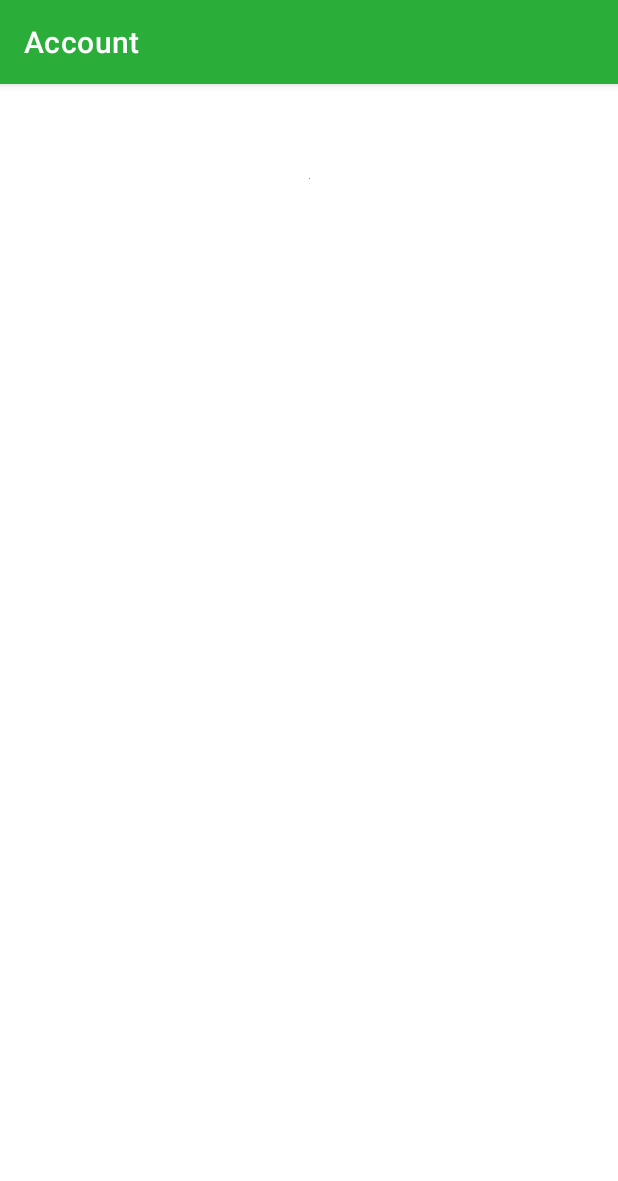
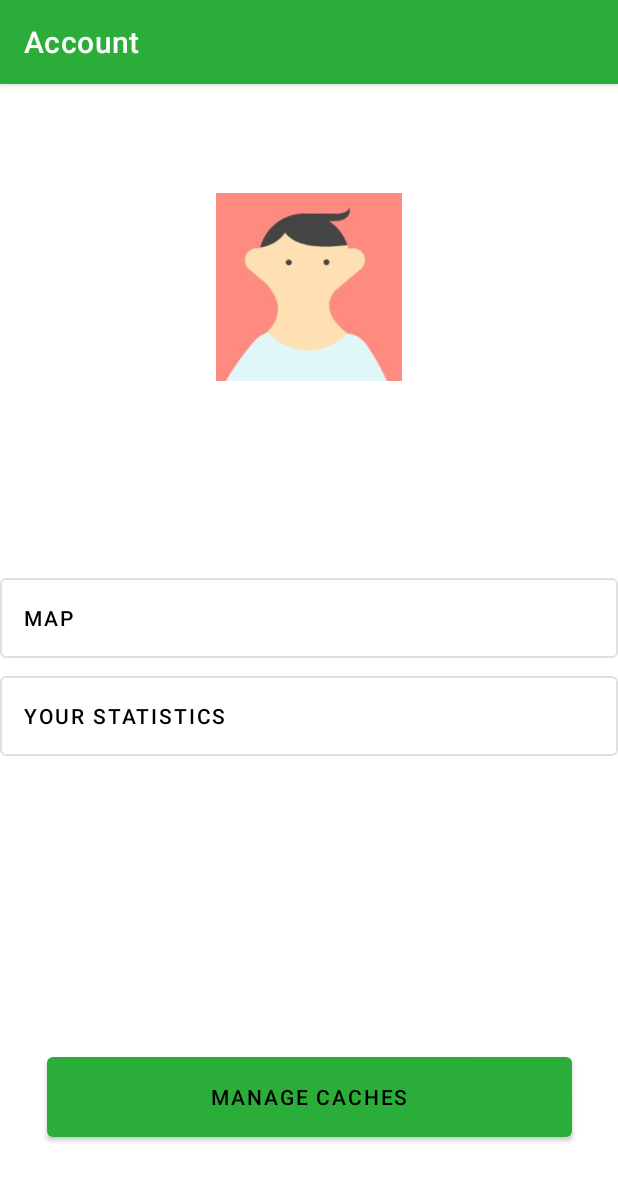
Before and after one commit to jay-whitwell/COMP2000-Set-Exercises, an Android app: the AccountActivity screen opened directly, with no data from a screen before it, on a phone screen of 412 x 824 dp. Shown: the top 1181 px of the screen. Run offline under Robolectric (Android 15) with nearby library versions, the phone set to English and light mode, and no system bars.

Commit message:
Added new pages

```diff
--- a/app/src/main/res/layout/activity_account.xml
+++ b/app/src/main/res/layout/activity_account.xml
@@ -20,13 +20,55 @@
 
     <ImageView
         android:id="@+id/imageView2"
-        android:layout_width="wrap_content"
-        android:layout_height="wrap_content"
-        android:layout_marginTop="10dp"
-        android:contentDescription="TODO"
+        android:layout_width="125dp"
+        android:layout_height="125dp"
+        android:layout_marginTop="20dp"
+        android:contentDescription="@string/profile_picture"
         app:layout_constraintEnd_toEndOf="parent"
         app:layout_constraintStart_toStartOf="parent"
         app:layout_constraintTop_toBottomOf="@+id/usernameDisplay"
-        app:srcCompat="@color/green"
+        app:srcCompat="@drawable/profilepic"
+        tools:ignore="ImageContrastCheck,ImageContrastCheck"
         tools:srcCompat="@tools:sample/avatars" />
+
+    <Button
+        android:id="@+id/mapAccountButton"
+        style="@style/Widget.MaterialComponents.Button.OutlinedButton"
+        android:layout_width="fill_parent"
+        android:layout_height="65dp"
+        android:layout_marginTop="125dp"
+        android:text="@string/map"
+        android:textAlignment="textStart"
+        android:textColor="#000000"
+        app:layout_constraintEnd_toEndOf="parent"
+        app:layout_constraintHorizontal_bias="1.0"
+        app:layout_constraintStart_toStartOf="parent"
+        app:layout_constraintTop_toBottomOf="@+id/imageView2"
+        tools:ignore="TextContrastCheck" />
+
+    <Button
+        android:id="@+id/accountStatisticsButton"
+        style="@style/Widget.MaterialComponents.Button.OutlinedButton"
+        android:layout_width="fill_parent"
+        android:layout_height="65dp"
+        android:text="@string/your_statistics"
+        android:textAlignment="textStart"
+        android:textColor="#000000"
+        app:layout_constraintEnd_toEndOf="parent"
+        app:layout_constraintHorizontal_bias="0.0"
+        app:layout_constraintStart_toStartOf="parent"
+        app:layout_constraintTop_toBottomOf="@+id/mapAccountButton"
+        tools:ignore="TextContrastCheck" />
+
+    <Button
+        android:id="@+id/accountManageCaches"
+        android:layout_width="350dp"
+        android:layout_height="65dp"
+        android:layout_marginBottom="60dp"
+        android:text="@string/manage_cache"
+        android:textColor="#000000"
+        app:layout_constraintBottom_toBottomOf="parent"
+        app:layout_constraintEnd_toEndOf="parent"
+        app:layout_constraintStart_toStartOf="parent"
+        tools:ignore="TextContrastCheck" />
 </androidx.constraintlayout.widget.ConstraintLayout>
--- a/app/src/main/res/layout/activity_login.xml
+++ b/app/src/main/res/layout/activity_login.xml
@@ -12,7 +12,7 @@
         android:layout_width="350dp"
         android:layout_height="65dp"
         android:layout_marginBottom="36dp"
-        android:backgroundTint="@color/green"
+        android:backgroundTint="@color/darkgreen"
         android:text="@string/log_in"
         android:textColor="#000000"
         app:layout_constraintBottom_toBottomOf="parent"
--- a/app/src/main/res/layout/activity_main.xml
+++ b/app/src/main/res/layout/activity_main.xml
@@ -53,7 +53,7 @@
         android:layout_width="350dp"
         android:layout_height="65dp"
         android:layout_marginBottom="8dp"
-        android:backgroundTint="@color/green"
+        android:backgroundTint="@color/darkgreen"
         android:text="@string/log_in"
         android:textColor="#000000"
         app:layout_constraintBottom_toTopOf="@+id/signupButton"
@@ -66,7 +66,7 @@
         android:layout_width="350dp"
         android:layout_height="65dp"
         android:layout_marginBottom="36dp"
-        android:backgroundTint="@color/green"
+        android:backgroundTint="@color/darkgreen"
         android:text="@string/sign_up"
         android:textColor="#000000"
         app:layout_constraintBottom_toBottomOf="parent"
--- a/app/src/main/res/values/strings.xml
+++ b/app/src/main/res/values/strings.xml
@@ -11,4 +11,8 @@
     <string name="username_placeholder">Username</string>
     <string name="password_placeholder">Password</string>
     <string name="log_in_title">Log in with your account</string>
+    <string name="profile_picture">Profile Picture</string>
+    <string name="your_statistics">Your Statistics</string>
+    <string name="map">Map</string>
+    <string name="manage_cache">Manage Caches</string>
 </resources>
```
Also changed, not shown: app/src/main/res/drawable/dice_1.png (added), app/src/main/res/drawable/profilepic.jpg (added).
